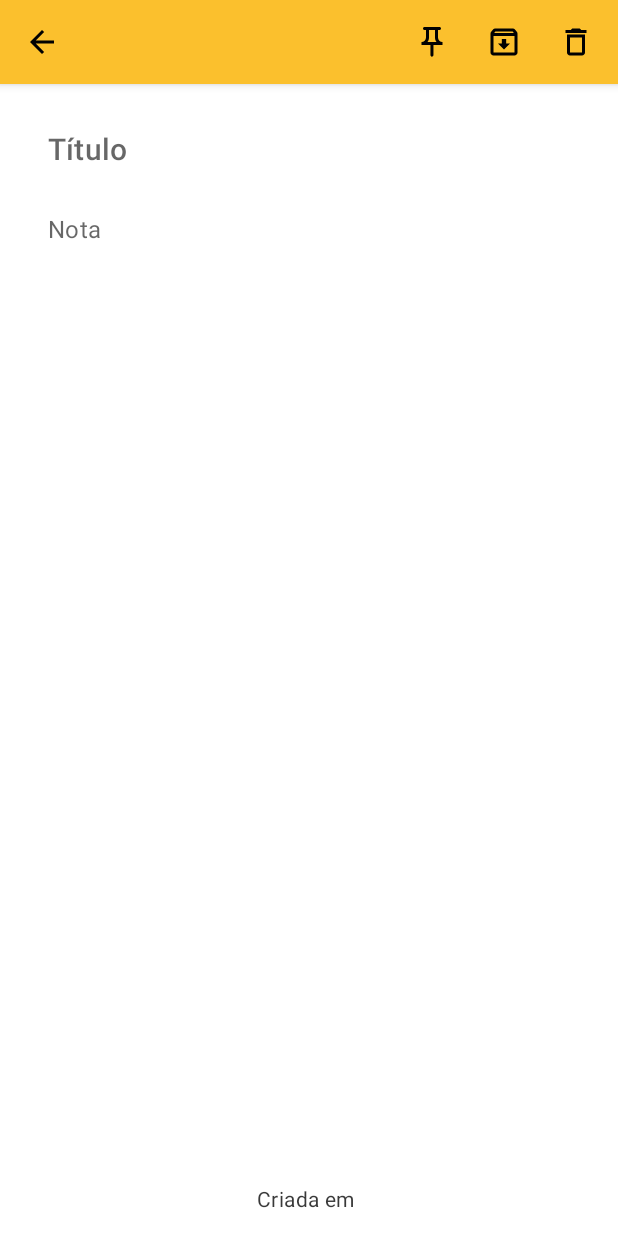
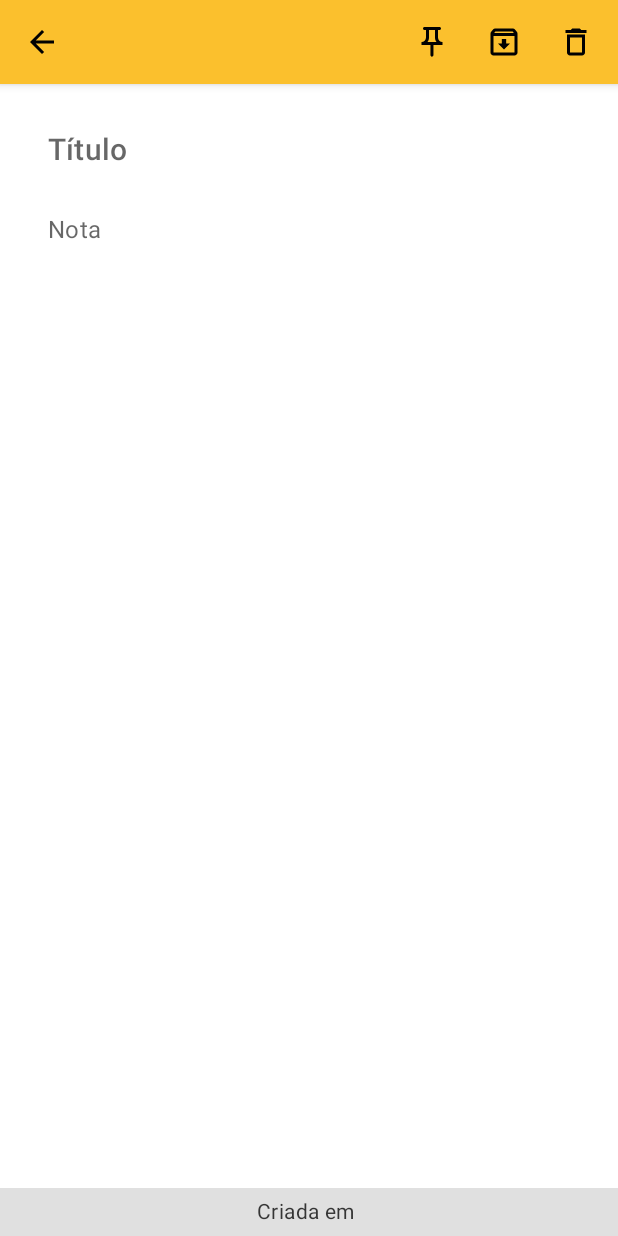
Before and after one commit to pedr-oResende/my-notes, an Android app built with Jetpack Compose: the NoteDetailScreen screen opened through its navigation route, on a phone screen of 412 x 824 dp. Run offline under Robolectric (Android 15) with nearby library versions, the phone set to English and light mode, and no system bars; our stand-ins replace Dagger/Hilt's generated code, Room's generated code, accompanist.

Commit message:
develop bottom bar in note detail

```diff
--- a/app/src/main/java/br/com/mynotes/features/notes/ui/compose/theme/Theme.kt
+++ b/app/src/main/java/br/com/mynotes/features/notes/ui/compose/theme/Theme.kt
@@ -11,10 +11,16 @@ import com.google.accompanist.systemuicontroller.rememberSystemUiController
 fun MyNotesTheme(darkTheme: Boolean = isSystemInDarkTheme(), content: @Composable () -> Unit) {
     val systemUiController = rememberSystemUiController()
     val colors = if (darkTheme) {
-        systemUiController.setSystemBarsColor(color = darkColors().background)
+        systemUiController.apply {
+            setStatusBarColor(color = darkColors().background)
+            setNavigationBarColor(color = darkColors().surface)
+        }
         darkColors()
     } else {
-        systemUiController.setStatusBarColor(color = colorResource(id = R.color.status_bar))
+        systemUiController.apply {
+            setStatusBarColor(color = colorResource(id = R.color.status_bar))
+            setNavigationBarColor(color = lightColors().surface)
+        }
         lightColors()
     }
 
--- a/app/src/main/java/br/com/mynotes/features/notes/ui/screens/note_detail/NoteDetailScreen.kt
+++ b/app/src/main/java/br/com/mynotes/features/notes/ui/screens/note_detail/NoteDetailScreen.kt
@@ -16,6 +16,7 @@ import androidx.compose.runtime.Composable
 import androidx.compose.runtime.LaunchedEffect
 import androidx.compose.runtime.mutableStateOf
 import androidx.compose.runtime.remember
+import androidx.compose.ui.Alignment
 import androidx.compose.ui.Modifier
 import androidx.compose.ui.graphics.Color
 import androidx.compose.ui.platform.LocalContext
@@ -159,7 +160,11 @@ fun NoteDetailScreen(
                             }
                     )
                 }
-                Column(modifier = Modifier.padding(all = 16.dp)) {
+                Column(
+                    modifier = Modifier
+                        .fillMaxWidth()
+                        .padding(top = 16.dp, start = 16.dp, end = 16.dp)
+                ) {
                     CustomEditText(
                         text = noteDetailUI.title,
                         placeholder = stringResource(id = R.string.note_title_placeholder),
@@ -178,10 +183,16 @@ fun NoteDetailScreen(
                         textStyle = MaterialTheme.typography.body1,
                         readOnly = isInTrashCan
                     )
-                    Spacer(modifier = Modifier.weight(1f))
+                    Spacer(modifier = Modifier.height(16.dp))
+                }
                 Row(
-                        modifier = Modifier.fillMaxWidth(),
-                        horizontalArrangement = Arrangement.Center
+                    modifier = Modifier
+                        .fillMaxWidth()
+                        .height(32.dp)
+                        .align(Alignment.BottomCenter)
+                        .background(color = MaterialTheme.colors.surface),
+                    horizontalArrangement = Arrangement.Center,
+                    verticalAlignment = Alignment.CenterVertically
                 ) {
                     Text(
                         text = stringResource(
@@ -195,4 +206,3 @@ fun NoteDetailScreen(
         }
     }
 }
-}
```
Lines whose indentation alone changed are shown as unchanged.
